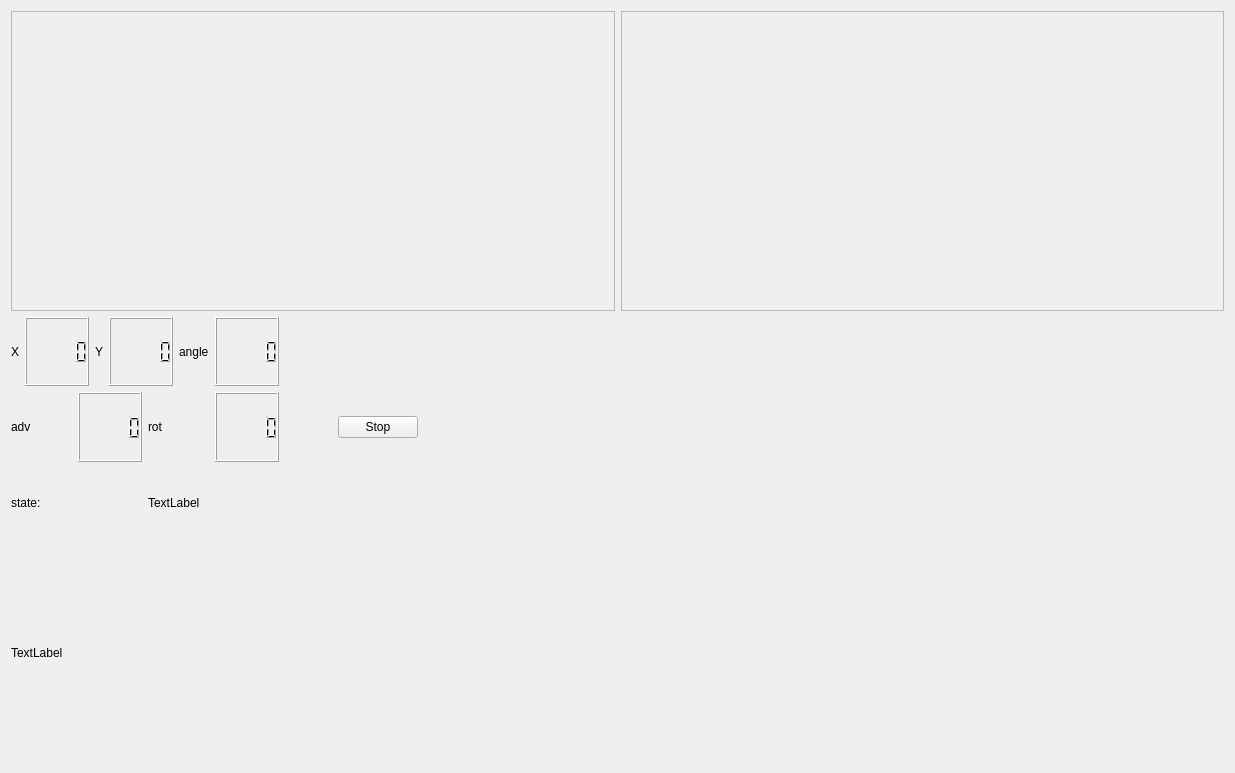
First picture: the form in tasks/4_fullApartment/src/mainUI.ui, repository CoferSamuel/ODFE_robotica, before the edit.
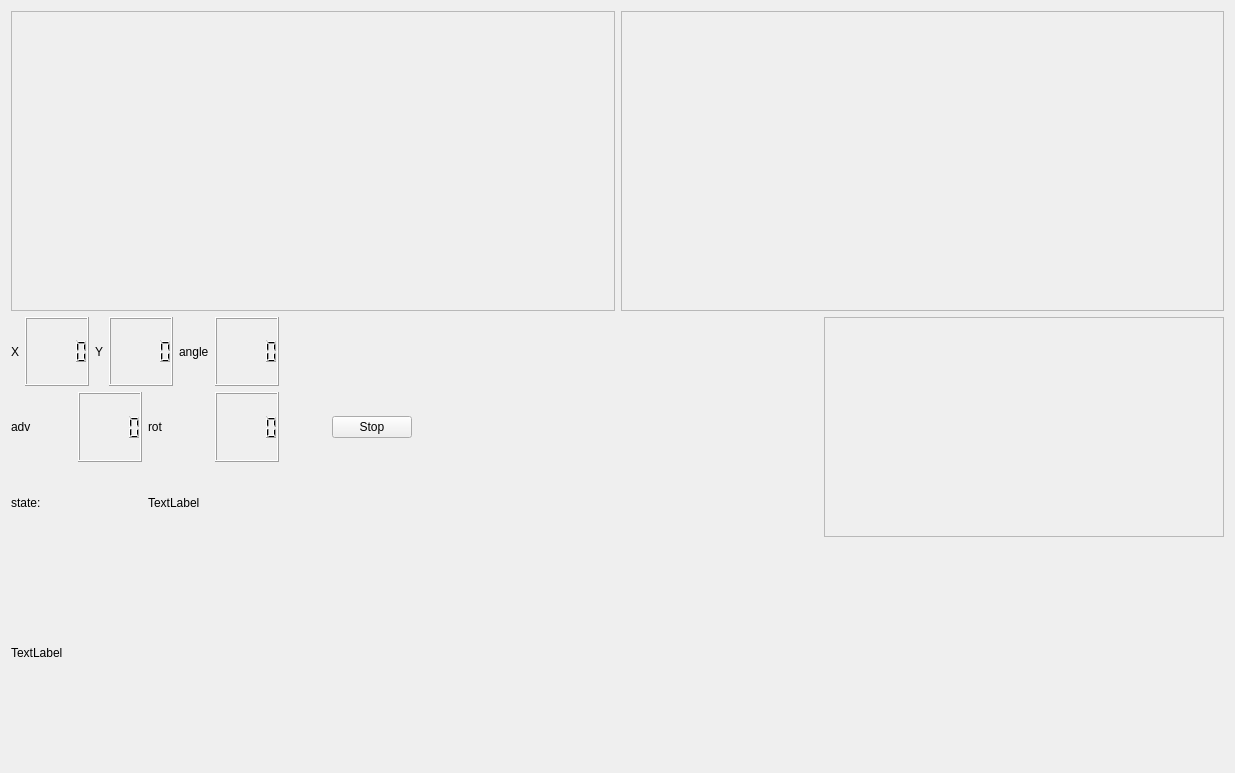
Second picture: the form after the edit. Custom widgets are drawn as their Qt base class.

Commit message: Doors in localiser and graph (Working fifty fifty)

The edit to the form file:
```diff
--- a/tasks/4_fullApartment/src/mainUI.ui
+++ b/tasks/4_fullApartment/src/mainUI.ui
@@ -212,6 +212,8 @@
         </layout>
        </item>
        <item>
+        <layout class="QHBoxLayout" name="horizontalLayout_graph">
+         <item>
         <widget class="QCustomPlot" name="localizationPlot" native="true">
          <property name="sizePolicy">
           <sizepolicy hsizetype="Expanding" vsizetype="Expanding">
@@ -221,11 +223,35 @@
          </property>
          <property name="minimumSize">
           <size>
-           <width>800</width>
+             <width>400</width>
            <height>50</height>
           </size>
          </property>
         </widget>
+         </item>
+         <item>
+          <widget class="QFrame" name="frame_graph">
+           <property name="sizePolicy">
+            <sizepolicy hsizetype="Expanding" vsizetype="Expanding">
+             <horstretch>0</horstretch>
+             <verstretch>0</verstretch>
+            </sizepolicy>
+           </property>
+           <property name="minimumSize">
+            <size>
+             <width>400</width>
+             <height>50</height>
+            </size>
+           </property>
+           <property name="frameShape">
+            <enum>QFrame::Shape::StyledPanel</enum>
+           </property>
+           <property name="frameShadow">
+            <enum>QFrame::Shadow::Raised</enum>
+           </property>
+          </widget>
+         </item>
+        </layout>
        </item>
       </layout>
      </item>
```
Lines whose indentation alone changed are shown as unchanged. The commit also changes 7 other files.
